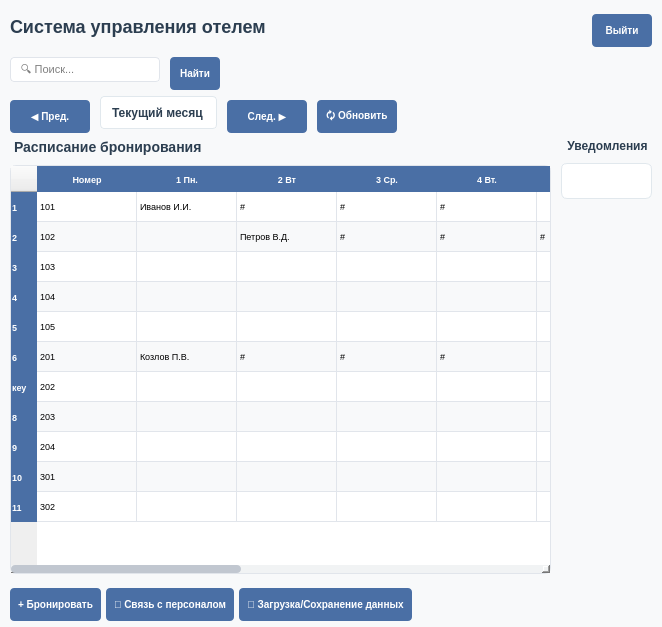
First picture: the form in UI/Reg/Регистратор итог.ui, repository Ainyr-Akhmadishin/Hotel_management_system, before the edit.
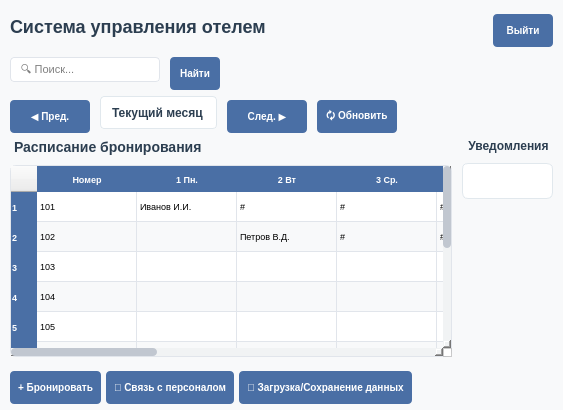
Second picture: the form after the edit.

```diff
--- a/UI/Reg/Регистратор итог.ui
+++ b/UI/Reg/Регистратор итог.ui
@@ -2,14 +2,7 @@
 <ui version="4.0">
  <class>ModernHotelApp</class>
  <widget class="QMainWindow" name="ModernHotelApp">
-  <property name="geometry">
-   <rect>
-    <x>0</x>
-    <y>0</y>
-    <width>662</width>
-    <height>627</height>
-   </rect>
-  </property>
+
   <property name="windowTitle">
    <string>Система управления отелем - Регистратор</string>
   </property>
```
